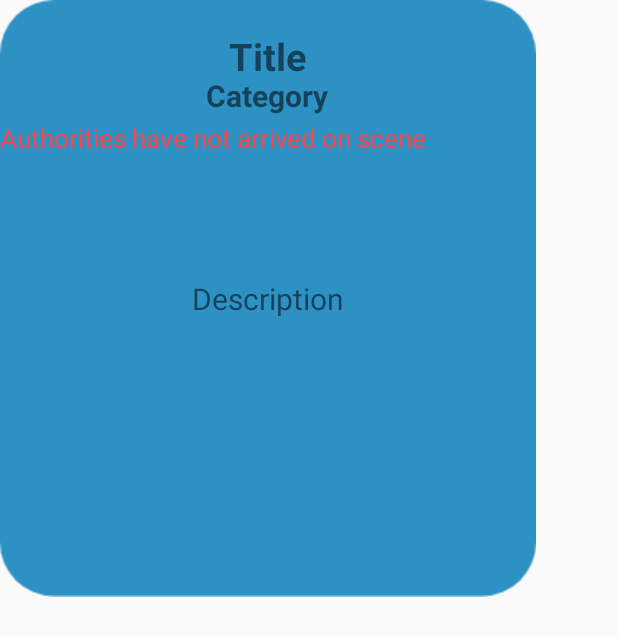
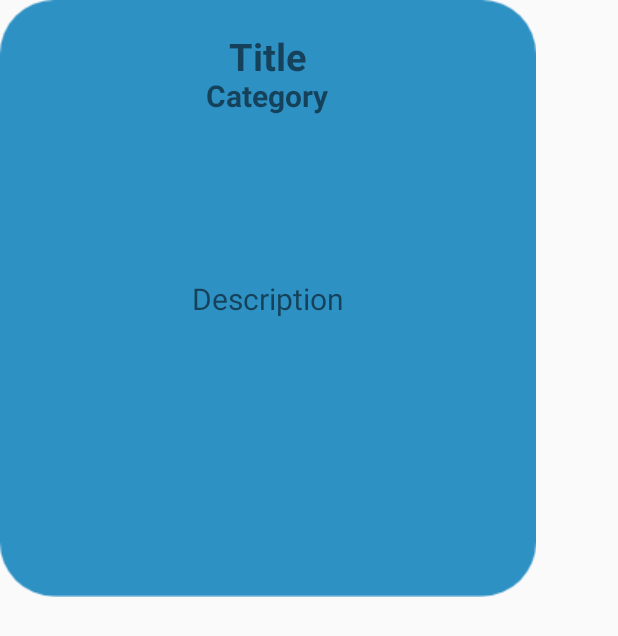
Before and after one commit to billbai0102/Civis, an Android app: the layout popup_window.xml on its own in the app's theme, with its tools: preview values and no code run, on a phone screen of 412 x 824 dp. Shown: the top 636 px of the screen. Run offline under Robolectric (Android 15) with nearby library versions, the phone set to English and light mode, and no system bars.

Commit message:
Add logo and edits

```diff
--- a/app/src/main/AndroidManifest.xml
+++ b/app/src/main/AndroidManifest.xml
@@ -14,7 +14,7 @@
 
     <application
         android:allowBackup="true"
-        android:icon="@mipmap/ic_launcher"
+        android:icon="@drawable/logo"
         android:label="@string/app_name"
         android:roundIcon="@mipmap/ic_launcher_round"
         android:supportsRtl="true"
--- a/app/src/main/res/layout/popup_window.xml
+++ b/app/src/main/res/layout/popup_window.xml
@@ -46,14 +46,4 @@
         android:gravity="center"
         android:textSize="20sp" />
 
-    <TextView
-        android:id="@+id/auth"
-        android:layout_width="wrap_content"
-        android:layout_height="wrap_content"
-        android:layout_marginTop="80dp"
-        android:textColor="@android:color/holo_red_light"
-        android:text="Authorities have not arrived on scene"
-        android:textSize="17sp"
-        android:gravity="center" />
-
 </RelativeLayout>
```
Also changed, not shown: app/src/main/res/drawable/logo.png (added), 1 other file.
